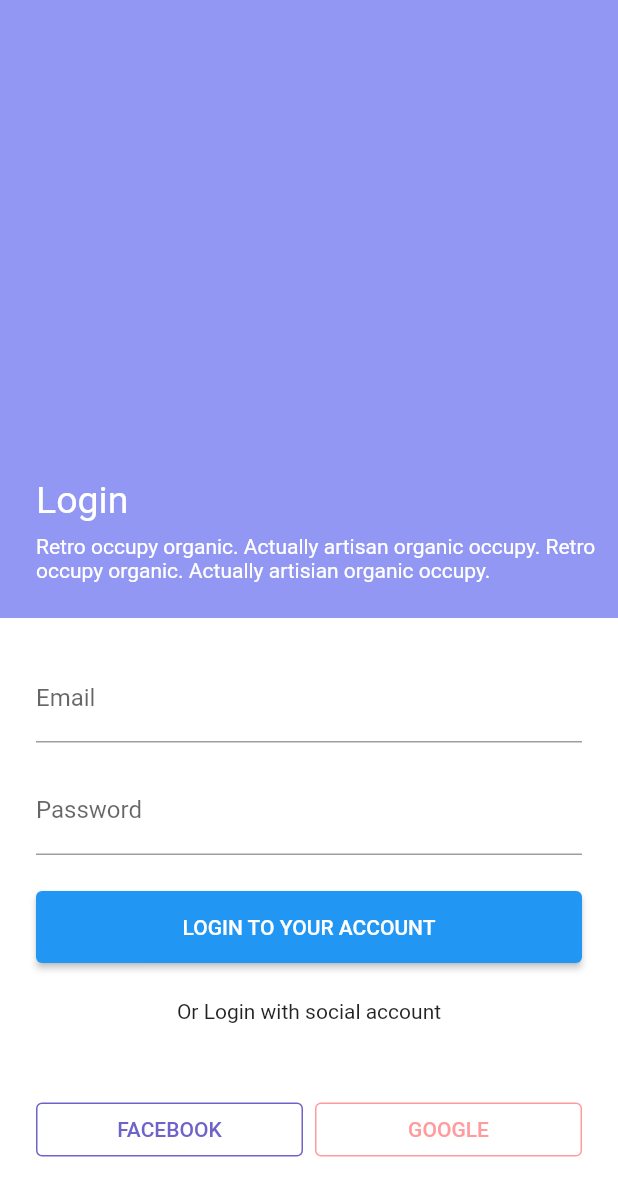
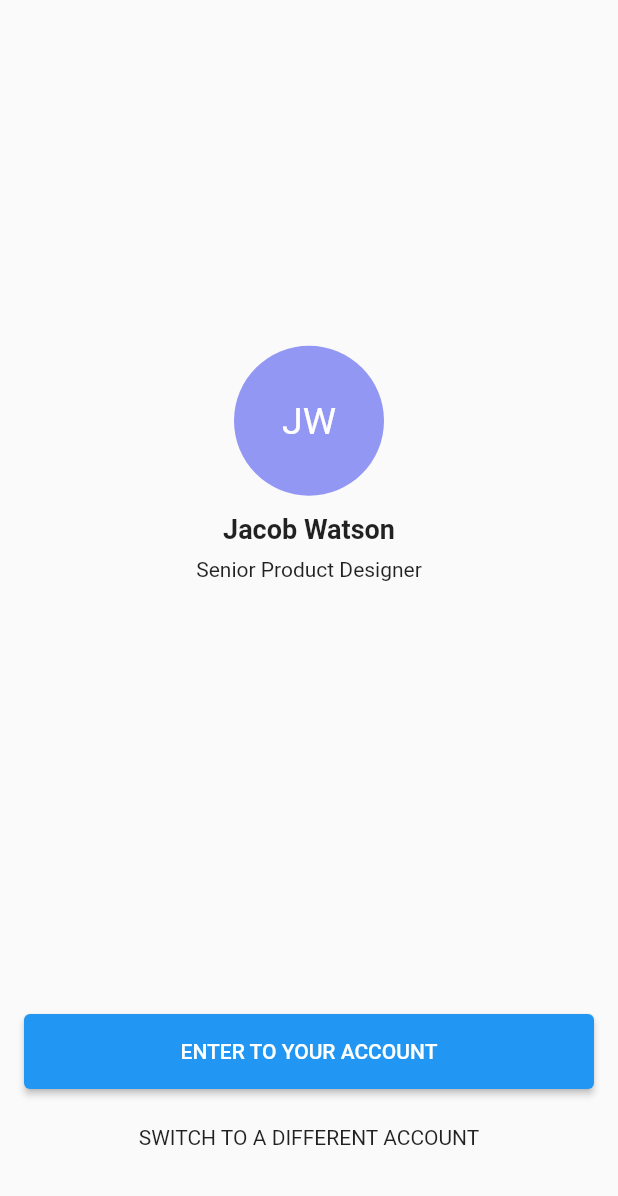
Before and after one commit to thecodenest/mock_flutter_app, a Flutter app: the screen it shows after launch, after a tap on "LOGIN TO YOUR ACCOUNT", on a phone screen of 412 x 824 dp. Shown: the top 1196 px of the screen. Run offline on Flutter 3.47's test engine with Material 2 defaults, Android fonts, the phone set to English and light mode, and no system bars.

Commit message:
feat: Add account screen

```diff
--- /dev/null
+++ b/lib/account.dart
@@ -0,0 +1,62 @@
+import 'package:flutter/cupertino.dart';
+import 'package:flutter/material.dart';
+
+class Account extends StatelessWidget {
+  @override
+  Widget build(BuildContext context) {
+    return SafeArea(
+        child: Scaffold(
+      body: Column(
+        children: [
+          Expanded(
+              flex: 3,
+              child: Container(
+                child: Center(
+                  child: Column(
+                    mainAxisAlignment: MainAxisAlignment.center,
+                    crossAxisAlignment: CrossAxisAlignment.center,
+                    children: [
+                      CircleAvatar(
+                        backgroundColor: Color(0xff9397F4),
+                        radius: 50,
+                        child: Text(
+                          'JW',
+                          style: TextStyle(fontSize: 25, color: Colors.white),
+                        ),
+                      ),
+                      SizedBox(height: 12),
+                      Text('Jacob Watson', style: TextStyle(fontSize: 18, fontWeight: FontWeight.bold),),
+                      SizedBox(height: 8),
+                      Text('Senior Product Designer'),
+                    ],
+                  ),
+                ),
+              )
+          ),
+          Expanded(
+              flex: 1,
+              child: Container(
+                padding: EdgeInsets.fromLTRB(16.0, 0.0, 16.0, 0.0),
+                    child: Column(
+                      mainAxisAlignment: MainAxisAlignment.center,
+                      crossAxisAlignment: CrossAxisAlignment.center,
+                      children: [
+                        SizedBox(
+                          width: double.infinity,
+                          height: 50.0,
+                          child: ElevatedButton(
+                            onPressed: () {Navigator.push(context, MaterialPageRoute(builder: (context) => Account()));},
+                            child: Text('ENTER TO YOUR ACCOUNT'),
+                          ),
+                        ),
+                        SizedBox(height: 24),
+                        Text('SWITCH TO A DIFFERENT ACCOUNT'),
+                      ],
+                    ),
+          )
+          )
+        ],
+      ),
+    ));
+  }
+}
--- a/lib/login.dart
+++ b/lib/login.dart
@@ -1,10 +1,12 @@
 import 'package:flutter/material.dart';
+import 'package:mock_flutter_app/account.dart';
 
 class Login extends StatelessWidget {
   @override
   Widget build(BuildContext context) {
     return SafeArea(
       child: Scaffold(
+          resizeToAvoidBottomInset: false,
           body: Column(
         crossAxisAlignment: CrossAxisAlignment.stretch,
         children: [
@@ -49,7 +51,7 @@ class Login extends StatelessWidget {
                     width: double.infinity,
                     height: 48.0,
                     child: ElevatedButton(
-                      onPressed: () {},
+                      onPressed: () {Navigator.push(context, MaterialPageRoute(builder: (context) => Account()));},
                       child: Text('LOGIN TO YOUR ACCOUNT'),
                     ),
                   ),
```
